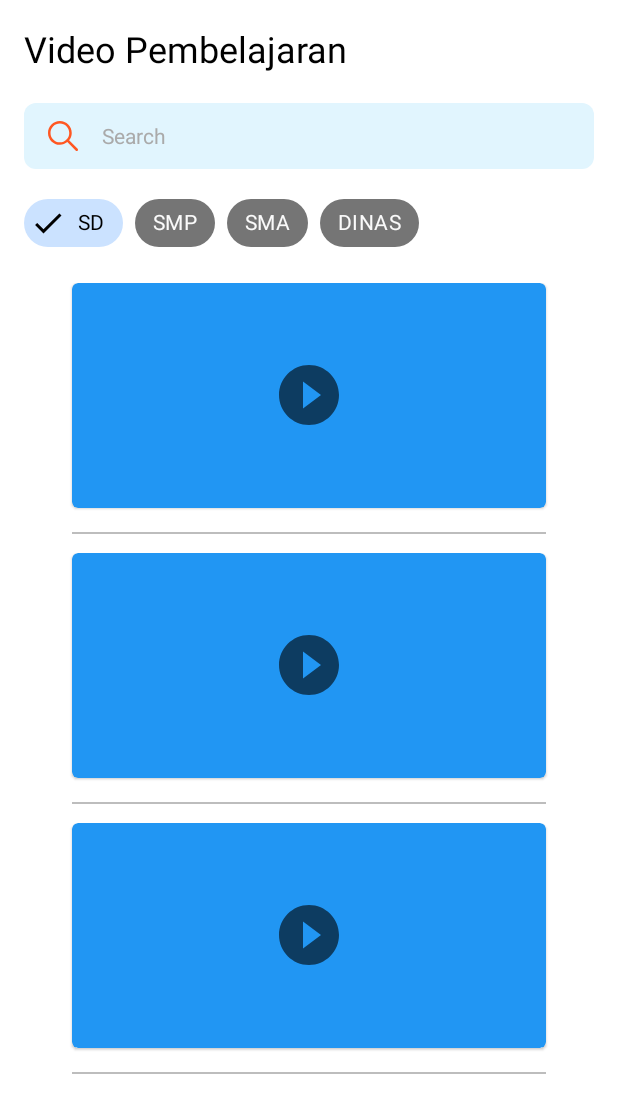
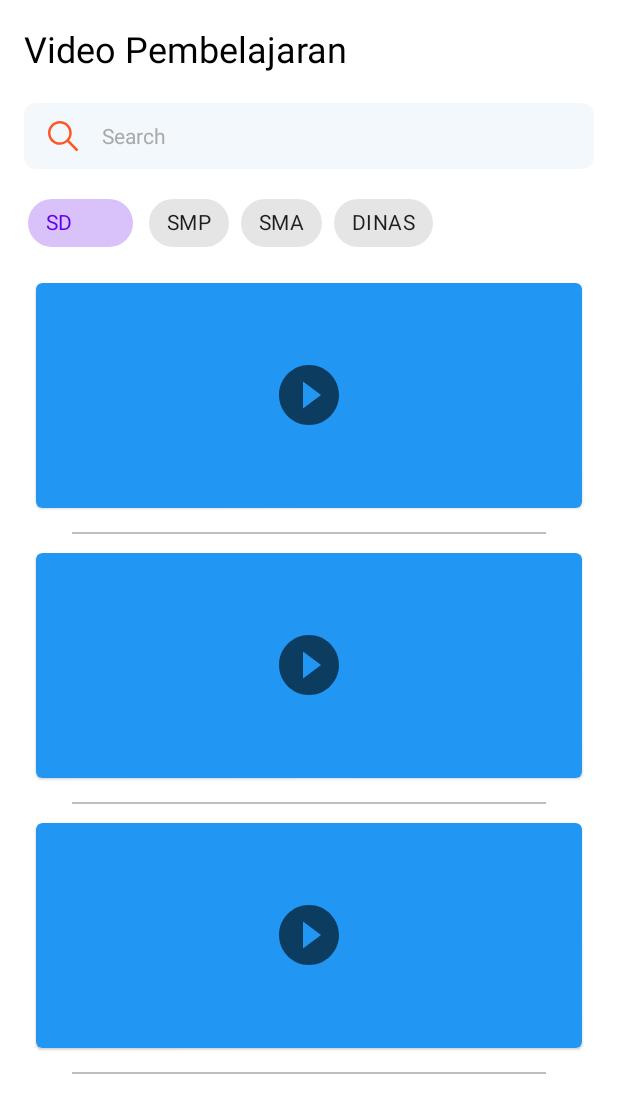
Before and after one commit to alamsyaah/rumahrahil, an Android app: the layout fragment_video.xml on its own in the app's theme, with its tools: preview values and no code run, on a phone screen of 412 x 824 dp. Shown: the top 1113 px of the screen. Run offline under Robolectric (Android 15) with nearby library versions, the phone set to English and light mode, and no system bars.

Commit message:
change chip style in video page

```diff
--- a/app/src/main/res/color/chip_background_color.xml
+++ b/app/src/main/res/color/chip_background_color.xml
@@ -1,7 +1,7 @@
 <?xml version="1.0" encoding="utf-8"?>
 <selector xmlns:android="http://schemas.android.com/apk/res/android">
 
-    <item android:color="@color/md_grey_600" android:state_checked="false" />
-    <item android:color="#CBE2FF" android:state_checked="true" />
+    <item android:color="@color/md_grey_100" android:state_checked="false" />
+    <item android:color="@color/md_light_blue_100" android:state_checked="true" />
 
 </selector>
--- a/app/src/main/res/color/chip_text_color.xml
+++ b/app/src/main/res/color/chip_text_color.xml
@@ -1,7 +1,7 @@
 <?xml version="1.0" encoding="utf-8"?>
 <selector xmlns:android="http://schemas.android.com/apk/res/android">
 
-    <item android:color="@color/md_grey_50" android:state_checked="false" />
+    <item android:color="@color/md_grey_600" android:state_checked="false" />
     <item android:color="@color/black" android:state_checked="true" />
 
 </selector>
--- a/app/src/main/res/drawable/home_searchbox.xml
+++ b/app/src/main/res/drawable/home_searchbox.xml
@@ -1,5 +1,5 @@
 <?xml version="1.0" encoding="utf-8"?>
 <shape xmlns:android="http://schemas.android.com/apk/res/android">
     <corners android:radius="8dp"/>
-    <solid android:color="@color/md_light_blue_50"/>
+    <solid android:color="#F2F8FC"/>
 </shape>
--- a/app/src/main/res/layout/fragment_video.xml
+++ b/app/src/main/res/layout/fragment_video.xml
@@ -74,15 +74,15 @@
 
         <com.google.android.material.chip.Chip
             android:id="@+id/chip_cat_sd"
-            style="@style/customChipStyle"
-            android:layout_width="wrap_content"
+            style="@style/Widget.MaterialComponents.Chip.Choice"
+            android:layout_width="75dp"
             android:layout_height="wrap_content"
             android:text="@string/sd"
             android:textStyle="bold" />
 
         <com.google.android.material.chip.Chip
             android:id="@+id/chip_cat_smp"
-            style="@style/customChipStyle"
+            style="@style/Widget.MaterialComponents.Chip.Choice"
             android:layout_width="wrap_content"
             android:layout_height="wrap_content"
             android:text="@string/smp"
@@ -90,7 +90,7 @@
 
         <com.google.android.material.chip.Chip
             android:id="@+id/chip_cat_sma"
-            style="@style/customChipStyle"
+            style="@style/Widget.MaterialComponents.Chip.Choice"
             android:layout_width="wrap_content"
             android:layout_height="wrap_content"
             android:text="@string/sma"
@@ -98,7 +98,7 @@
 
         <com.google.android.material.chip.Chip
             android:id="@+id/chip_cat_dinas"
-            style="@style/customChipStyle"
+            style="@style/Widget.MaterialComponents.Chip.Choice"
             android:layout_width="wrap_content"
             android:layout_height="wrap_content"
             android:text="@string/dinas"
--- a/app/src/main/res/layout/item_vidcategory.xml
+++ b/app/src/main/res/layout/item_vidcategory.xml
@@ -9,7 +9,7 @@
         android:id="@+id/cv_video_pembelajaran"
         android:layout_width="match_parent"
         android:layout_height="150dp"
-        android:layout_marginHorizontal="32dp"
+        android:layout_marginHorizontal="8dp"
         android:backgroundTint="@color/md_blue_500">
 
         <RelativeLayout
```
